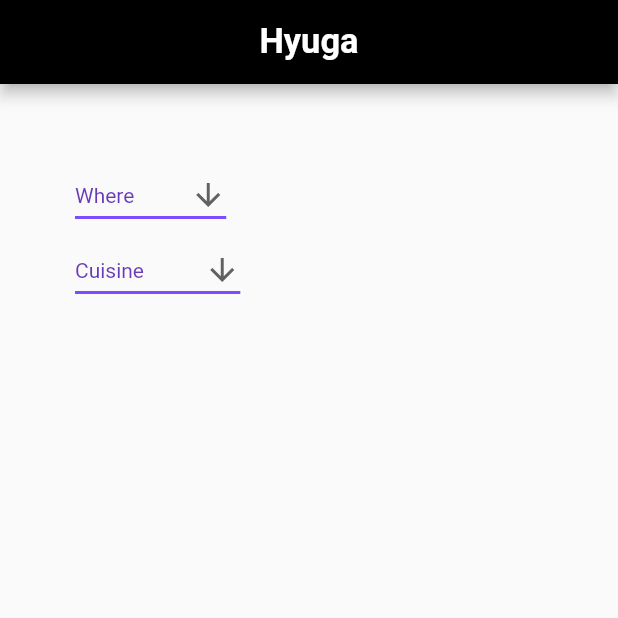
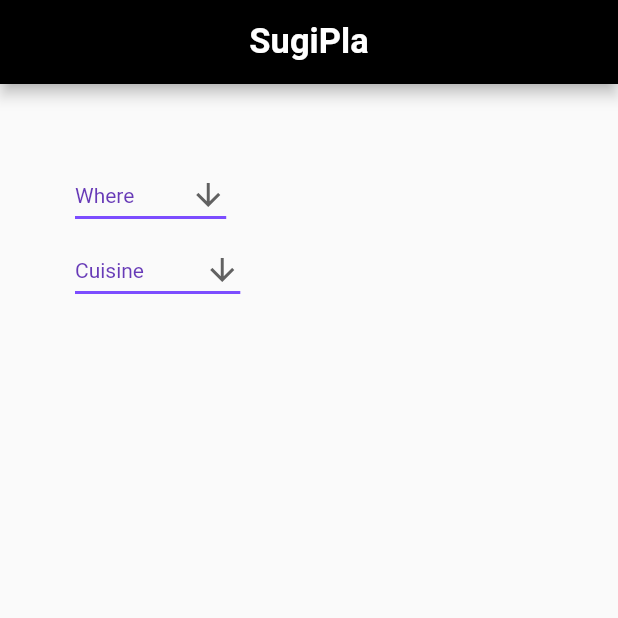
Before and after one commit to HyugaTeam/HyugaApp, a Flutter app: the screen it shows after launch, on a phone screen of 412 x 824 dp, the top half of it. Run offline on Flutter 3.47's test engine with Material 2 defaults, Android fonts, the phone set to English and light mode, and no system bars.

Commit message:
Revert "Revert "SugiPla""
This reverts commit 5a3360711ce8047713801a11e75023adbc1b1ac2.

```diff
--- a/lib/main.dart
+++ b/lib/main.dart
@@ -11,7 +11,7 @@ class Home extends StatelessWidget{
     return Scaffold(
     appBar: AppBar(
       title: Text(
-        "Hyuga",
+        "SugiPla",
         style: TextStyle(
           fontWeight: FontWeight.bold,
           color: Colors.white,
```
